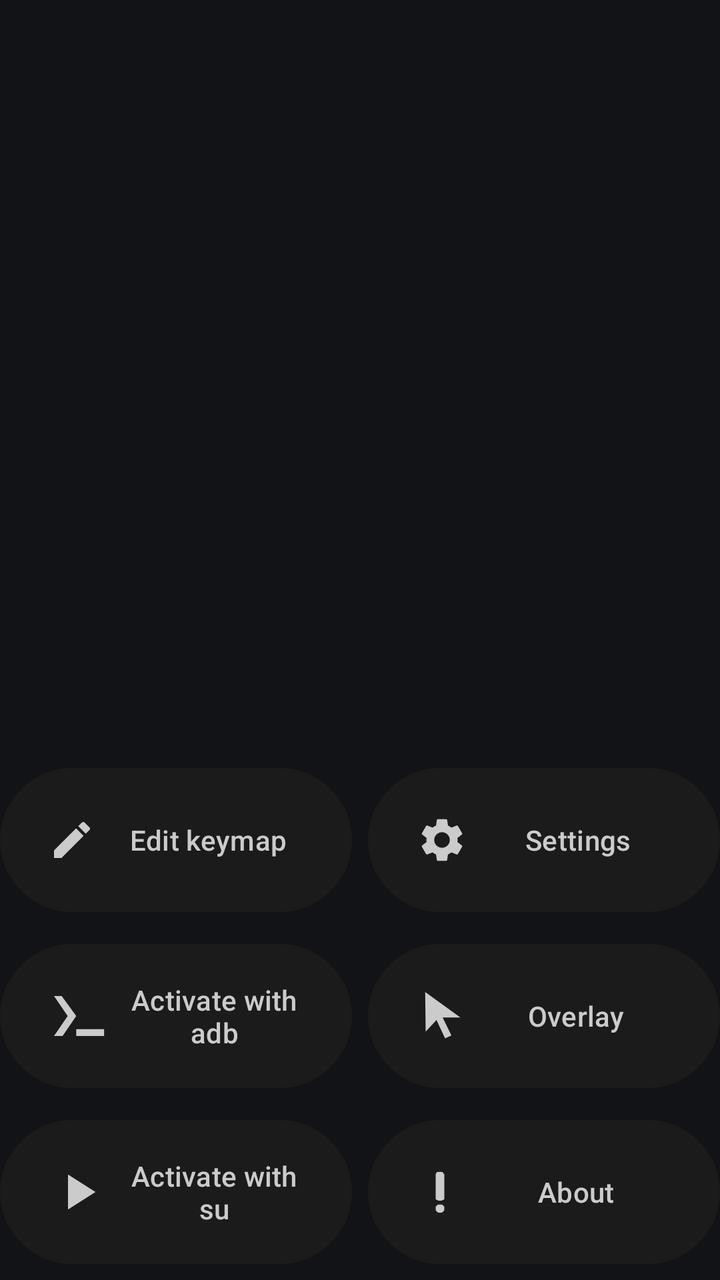
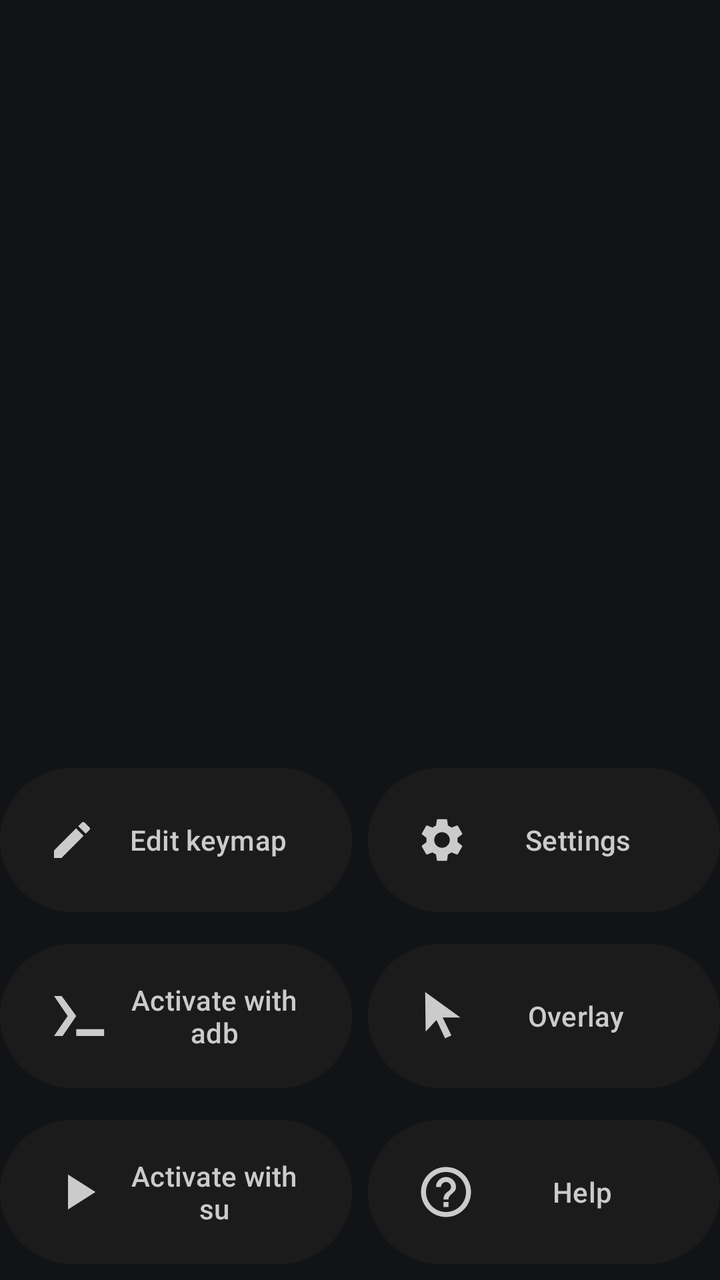

An Android layout rendered at two revisions. The XML below is the earlier revision; the diff shows what the commit changed to produce the second picture.
<!-- AndroidManifest.xml: application theme Theme.XtMapper -->
<!-- res/layout/activity_main_controls.xml -->
<androidx.constraintlayout.widget.ConstraintLayout android:id="@+id/constrained"
    android:layout_width="match_parent"
    android:layout_height="wrap_content"
    android:layout_marginBottom="20dp"
    android:theme="@style/Theme.XtMapper.cmdview"
    app:layout_constraintBottom_toBottomOf="parent"
    android:gravity="bottom"
    tools:background="@color/black"
    xmlns:android="http://schemas.android.com/apk/res/android"
    xmlns:app="http://schemas.android.com/apk/res-auto"
    xmlns:tools="http://schemas.android.com/tools">


    <LinearLayout
        android:id="@+id/L2"
        android:layout_width="0dp"
        android:layout_height="wrap_content"
        android:orientation="vertical"
        app:layout_constraintLeft_toRightOf="@id/L1"
        app:layout_constraintRight_toRightOf="parent"
        android:layout_marginLeft="4dp"
        app:layout_constraintBottom_toBottomOf="parent">

        <com.google.android.material.button.MaterialButton
            android:id="@+id/config_button"
            android:layout_width="match_parent"
            android:layout_height="80dp"
            android:layout_marginVertical="4dp"
            android:text="@string/configure"
            app:icon="@drawable/ic_baseline_settings_24"
            app:iconSize="26dp" />

        <com.google.android.material.button.MaterialButton
            android:id="@+id/start_pointer"
            android:layout_width="match_parent"
            android:layout_height="80dp"
            android:layout_marginVertical="4dp"
            android:text="@string/start_touch_pointer"
            app:icon="@drawable/ic_pointer_arrow"
            app:iconSize="24dp" />

        <com.google.android.material.button.MaterialButton
            android:id="@+id/about_button"
            android:layout_width="match_parent"
            android:layout_height="80dp"
            android:layout_marginVertical="4dp"
            android:text="@string/about"
            app:icon="@drawable/about"
            app:iconSize="24dp" />
    </LinearLayout>


    <LinearLayout
        android:id="@+id/L1"
        android:layout_width="0dp"
        android:layout_height="wrap_content"
        android:layout_marginRight="4dp"
        android:orientation="vertical"
        app:layout_constraintLeft_toLeftOf="parent"
        app:layout_constraintRight_toLeftOf="@id/L2"
        app:layout_constraintBottom_toBottomOf="parent">

        <com.google.android.material.button.MaterialButton
            android:id="@+id/start_editor"
            android:layout_width="match_parent"
            android:layout_height="80dp"
            android:layout_marginVertical="4dp"
            android:text="@string/edit_keymap"
            app:icon="@drawable/ic_create_white_36dp"
            app:iconSize="24dp"
            android:drawablePadding="110dp"/>

        <com.google.android.material.button.MaterialButton
            android:id="@+id/start_in_terminal"
            android:layout_width="match_parent"
            android:layout_height="80dp"
            android:layout_marginVertical="4dp"
            android:text="@string/start_server_manual"
            app:icon="@drawable/ic_terminal"
            app:iconSize="30dp" />

        <com.google.android.material.button.MaterialButton
            android:id="@+id/start_server"
            android:layout_width="match_parent"
            android:layout_height="80dp"
            android:layout_marginVertical="4dp"
            android:text="@string/start_server"
            app:icon="@drawable/ic_start_button"
            app:iconSize="30dp" />

    </LinearLayout>

</androidx.constraintlayout.widget.ConstraintLayout>
<!-- resources referenced by this layout -->
<resources>
  <color name="black">#FF000000</color>
  <!-- drawable about: png bitmap (drawable, 2834 bytes) -->
  <!-- drawable ic_create_white_36dp (drawable) -->
  <vector
      android:tint="#FFFFFF"
      android:viewportHeight="24.0" android:viewportWidth="24.0"
      android:width="36dp" android:height="36dp"
      xmlns:android="http://schemas.android.com/apk/res/android">
      <path android:fillColor="#FFFFFFFF"
          android:pathData="M3,17.25V21h3.75L17.81,9.94l-3.75,-3.75L3,17.25zM20.71,7.04c0.39,-0.39 0.39,-1.02 0,-1.41l-2.34,-2.34c-0.39,-0.39 -1.02,-0.39 -1.41,0l-1.83,1.83 3.75,3.75 1.83,-1.83z"/>
  </vector>
  <!-- drawable ic_start_button (drawable) -->
  <vector android:height="24dp" android:tint="#FFFFFF"
      android:viewportHeight="24" android:viewportWidth="24"
      android:width="24dp" xmlns:android="http://schemas.android.com/apk/res/android">
      <path android:fillColor="@android:color/white" android:pathData="M8,5v14l11,-7z"/>
  </vector>
  <!-- drawable ic_terminal (drawable) -->
  <vector xmlns:android="http://schemas.android.com/apk/res/android"
      android:width="24dp"
      android:height="24dp"
      android:viewportWidth="1"
      android:viewportHeight="1">
    <path
        android:pathData="M0.2434,0.8329L0.1005,0.8329L0.3278,0.5L0.1005,0.1671L0.2278,0.1678L0.4707,0.5Z"
        android:fillColor="#FFFFFF"/>
    <path
        android:pathData="M0.4707,0.7205L0.4707,0.8329L0.9351,0.8329L0.9351,0.7205Z"
        android:fillColor="#FFFFFF"/>
  </vector>
  <string name="about">About</string>
  <string name="configure">Settings</string>
  <string name="edit_keymap">Edit keymap</string>
  <string name="start_server">Activate with su</string>
  <string name="start_server_manual">Activate with adb</string>
  <string name="start_touch_pointer">Overlay</string>
  <style name="Theme.XtMapper.cmdview" parent="Theme.Material3.DynamicColors.Dark">
          
          <item name="colorPrimary">@color/dark_grey</item>
          <item name="colorOnPrimary">#cbcbcb</item>
      </style>
  <style name="Theme.XtMapper" parent="Theme.Material3.DynamicColors.Dark">
          
          <item name="colorPrimary">@color/grey</item>
          <item name="colorPrimaryVariant">@color/purple_500</item>
          <item name="colorOnPrimary">@color/white</item>
          
          <item name="colorSecondary">@color/teal_200</item>
          <item name="colorSecondaryVariant">@color/teal_700</item>
          <item name="colorOnSecondary">@color/black</item>
          
          <item name="android:statusBarColor">?attr/colorPrimaryVariant</item>
          
      </style>
  <color name="dark_grey">#1b1b1b</color>
  <color name="grey">#303030</color>
  <color name="purple_500">#FF6200EE</color>
  <color name="white">#FFFFFFFF</color>
  <color name="teal_200">#FF03DAC5</color>
  <color name="teal_700">#FF018786</color>
  <!-- unchanged entries left out for length: 2 -->
</resources>

<!-- the commit's change to res/layout/activity_main_controls.xml (unified diff, before → after) -->
@@ -9,7 +9,6 @@
     xmlns:android="http://schemas.android.com/apk/res/android"
     xmlns:app="http://schemas.android.com/apk/res-auto"
     xmlns:tools="http://schemas.android.com/tools">
-
 
     <LinearLayout
         android:id="@+id/L2"
@@ -44,9 +43,9 @@
             android:layout_width="match_parent"
             android:layout_height="80dp"
             android:layout_marginVertical="4dp"
-            android:text="@string/about"
-            app:icon="@drawable/about"
-            app:iconSize="24dp" />
+            android:text="@string/help"
+            app:icon="@drawable/ic_baseline_help_outline_24"
+            app:iconSize="30dp" />
     </LinearLayout>
 
 
<!-- resource entries referenced after the edit -->
@@ -1,7 +1,13 @@
 <!-- resources referenced by this layout -->
 <resources>
   <color name="black">#FF000000</color>
-  <!-- drawable about: png bitmap (drawable, 2834 bytes) -->
+  <!-- drawable ic_baseline_help_outline_24 (drawable) -->
+  <vector android:autoMirrored="true" android:height="24dp"
+      android:tint="#FFFFFF" android:viewportHeight="24"
+      android:viewportWidth="24" android:width="24dp" xmlns:android="http://schemas.android.com/apk/res/android">
+      <path android:fillColor="@android:color/white"
+          android:pathData="M11,18h2v-2h-2v2zM12,2C6.48,2 2,6.48 2,12s4.48,10 10,10 10,-4.48 10,-10S17.52,2 12,2zM12,20c-4.41,0 -8,-3.59 -8,-8s3.59,-8 8,-8 8,3.59 8,8 -3.59,8 -8,8zM12,6c-2.21,0 -4,1.79 -4,4h2c0,-1.1 0.9,-2 2,-2s2,0.9 2,2c0,2 -3,1.75 -3,5h2c0,-2.25 3,-2.5 3,-5 0,-2.21 -1.79,-4 -4,-4z"/>
+  </vector>
   <!-- drawable ic_create_white_36dp (drawable) -->
   <vector
       android:tint="#FFFFFF"
@@ -30,9 +36,9 @@
         android:pathData="M0.4707,0.7205L0.4707,0.8329L0.9351,0.8329L0.9351,0.7205Z"
         android:fillColor="#FFFFFF"/>
   </vector>
-  <string name="about">About</string>
   <string name="configure">Settings</string>
   <string name="edit_keymap">Edit keymap</string>
+  <string name="help">Help</string>
   <string name="start_server">Activate with su</string>
   <string name="start_server_manual">Activate with adb</string>
   <string name="start_touch_pointer">Overlay</string>
